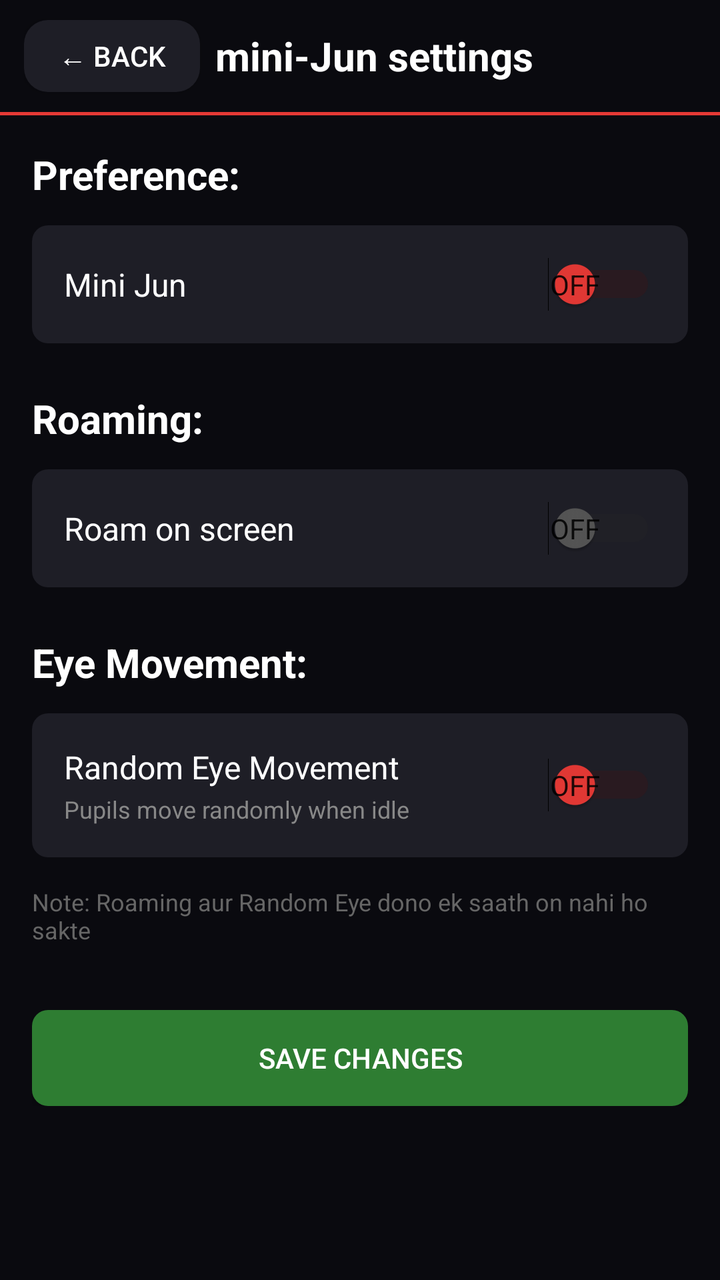
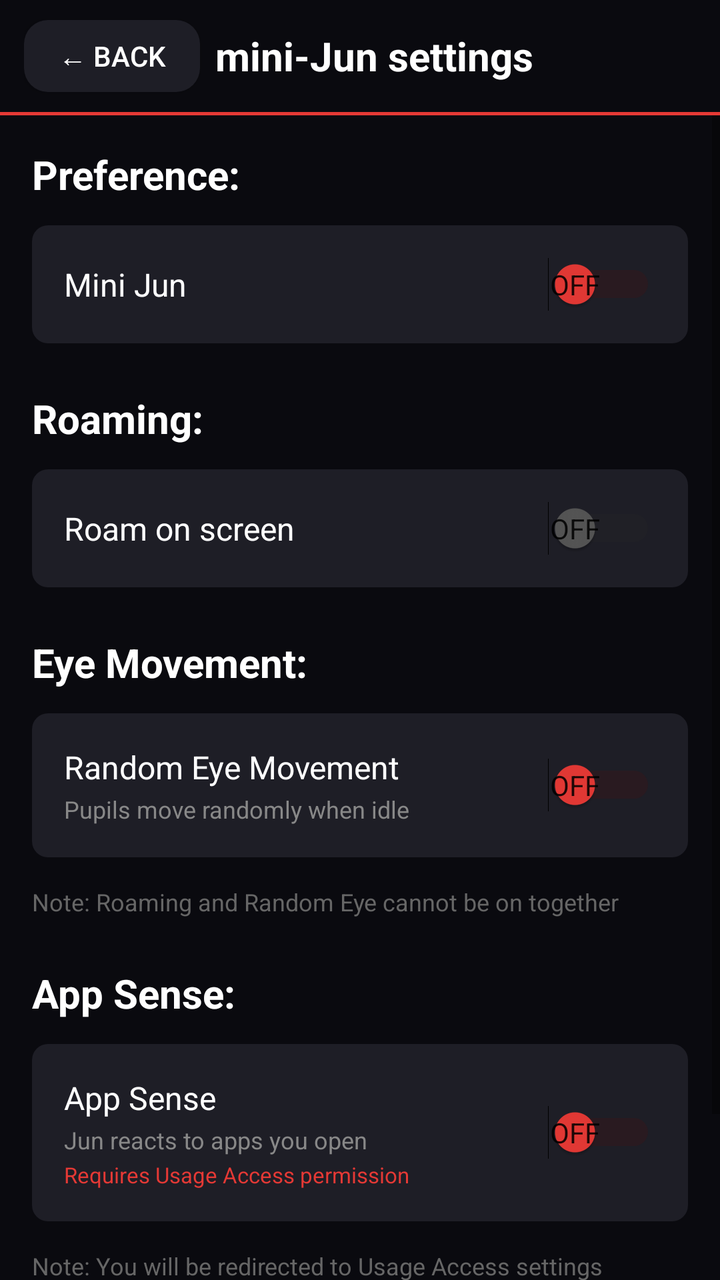

Compare the two renders of this Android layout. The source of the first and the diff that turns it into the second are given below.
<!-- AndroidManifest.xml: application theme Theme.AppCompat.Light.NoActionBar -->
<!-- res/layout/activity_mini_jun_settings.xml -->
<?xml version="1.0" encoding="utf-8"?>
<LinearLayout
    xmlns:android="http://schemas.android.com/apk/res/android"
    android:layout_width="match_parent"
    android:layout_height="match_parent"
    android:background="#0A0A0F"
    android:orientation="vertical">

    
    <LinearLayout
        android:layout_width="match_parent"
        android:layout_height="56dp"
        android:orientation="horizontal"
        android:gravity="center_vertical"
        android:paddingStart="12dp"
        android:paddingEnd="16dp"
        android:background="#0A0A0F">

        <Button
            android:id="@+id/backButton"
            android:layout_width="wrap_content"
            android:layout_height="36dp"
            android:text="← Back"
            android:textColor="#FFFFFF"
            android:textSize="14sp"
            android:background="@drawable/rounded_dark_button"
            android:paddingStart="12dp"
            android:paddingEnd="12dp"/>

        <TextView
            android:layout_width="0dp"
            android:layout_height="wrap_content"
            android:layout_weight="1"
            android:text="mini-Jun settings"
            android:textColor="#FFFFFF"
            android:textSize="20sp"
            android:textStyle="bold"
            android:gravity="center"/>

        <View
            android:layout_width="70dp"
            android:layout_height="wrap_content"/>

    </LinearLayout>

    
    <View
        android:layout_width="match_parent"
        android:layout_height="1.5dp"
        android:background="#E53935"/>

    
    <ScrollView
        android:layout_width="match_parent"
        android:layout_height="match_parent">

        <LinearLayout
            android:layout_width="match_parent"
            android:layout_height="wrap_content"
            android:orientation="vertical"
            android:padding="16dp">

            
            <TextView
                android:layout_width="wrap_content"
                android:layout_height="wrap_content"
                android:text="Preference:"
                android:textColor="#FFFFFF"
                android:textSize="20sp"
                android:textStyle="bold"
                android:paddingBottom="12dp"/>

            <LinearLayout
                android:layout_width="match_parent"
                android:layout_height="wrap_content"
                android:orientation="vertical"
                android:background="@drawable/settings_button"
                android:padding="16dp"
                android:layout_marginBottom="24dp">

                <LinearLayout
                    android:layout_width="match_parent"
                    android:layout_height="wrap_content"
                    android:orientation="horizontal"
                    android:gravity="center_vertical">

                    <TextView
                        android:layout_width="0dp"
                        android:layout_height="wrap_content"
                        android:layout_weight="1"
                        android:text="Mini Jun"
                        android:textColor="#FFFFFF"
                        android:textSize="16sp"/>

                    <Switch
                        android:id="@+id/miniJunSwitch"
                        android:layout_width="wrap_content"
                        android:layout_height="wrap_content"
                        android:checked="false"
                        android:showText="true"
                        android:textOn="On"
                        android:textOff="Off"
                        android:textColor="#FFFFFF"
                        android:thumbTint="#E53935"
                        android:trackTint="#4A1010"/>

                </LinearLayout>
            </LinearLayout>

            
            <TextView
                android:layout_width="wrap_content"
                android:layout_height="wrap_content"
                android:text="Roaming:"
                android:textColor="#FFFFFF"
                android:textSize="20sp"
                android:textStyle="bold"
                android:paddingBottom="12dp"/>

            <LinearLayout
                android:layout_width="match_parent"
                android:layout_height="wrap_content"
                android:orientation="vertical"
                android:background="@drawable/settings_button"
                android:padding="16dp"
                android:layout_marginBottom="24dp">

                <LinearLayout
                    android:layout_width="match_parent"
                    android:layout_height="wrap_content"
                    android:orientation="horizontal"
                    android:gravity="center_vertical">

                    <TextView
                        android:layout_width="0dp"
                        android:layout_height="wrap_content"
                        android:layout_weight="1"
                        android:text="Roam on screen"
                        android:textColor="#FFFFFF"
                        android:textSize="16sp"/>

                    <Switch
                        android:id="@+id/roamSwitch"
                        android:layout_width="wrap_content"
                        android:layout_height="wrap_content"
                        android:checked="false"
                        android:showText="true"
                        android:textOn="On"
                        android:textOff="Off"
                        android:textColor="#FFFFFF"
                        android:thumbTint="#555555"
                        android:trackTint="#2A2A2A"/>

                </LinearLayout>
            </LinearLayout>

            
            <TextView
                android:layout_width="wrap_content"
                android:layout_height="wrap_content"
                android:text="Eye Movement:"
                android:textColor="#FFFFFF"
                android:textSize="20sp"
                android:textStyle="bold"
                android:paddingBottom="12dp"/>

            <LinearLayout
                android:layout_width="match_parent"
                android:layout_height="wrap_content"
                android:orientation="vertical"
                android:background="@drawable/settings_button"
                android:padding="16dp"
                android:layout_marginBottom="8dp">

                <LinearLayout
                    android:layout_width="match_parent"
                    android:layout_height="wrap_content"
                    android:orientation="horizontal"
                    android:gravity="center_vertical">

                    <LinearLayout
                        android:layout_width="0dp"
                        android:layout_height="wrap_content"
                        android:layout_weight="1"
                        android:orientation="vertical">

                        <TextView
                            android:layout_width="wrap_content"
                            android:layout_height="wrap_content"
                            android:text="Random Eye Movement"
                            android:textColor="#FFFFFF"
                            android:textSize="16sp"/>

                        <TextView
                            android:layout_width="wrap_content"
                            android:layout_height="wrap_content"
                            android:text="Pupils move randomly when idle"
                            android:textColor="#888888"
                            android:textSize="12sp"
                            android:paddingTop="2dp"/>

                    </LinearLayout>

                    <Switch
                        android:id="@+id/randomEyeSwitch"
                        android:layout_width="wrap_content"
                        android:layout_height="wrap_content"
                        android:checked="false"
                        android:showText="true"
                        android:textOn="On"
                        android:textOff="Off"
                        android:textColor="#FFFFFF"
                        android:thumbTint="#E53935"
                        android:trackTint="#4A1010"/>

                </LinearLayout>

            </LinearLayout>

            
            <TextView
                android:layout_width="wrap_content"
                android:layout_height="wrap_content"
                android:text="Note: Roaming aur Random Eye dono ek saath on nahi ho sakte"
                android:textColor="#666666"
                android:textSize="12sp"
                android:paddingBottom="24dp"
                android:paddingTop="6dp"/>

            
            <Button
                android:id="@+id/saveButton"
                android:layout_width="match_parent"
                android:layout_height="48dp"
                android:text="Save changes"
                android:textColor="#FFFFFF"
                android:background="@drawable/settings_button_green"
                android:layout_marginTop="8dp"/>

        </LinearLayout>
    </ScrollView>

</LinearLayout>
<!-- resources referenced by this layout -->
<resources>
  <!-- drawable rounded_dark_button (drawable) -->
  <?xml version="1.0" encoding="utf-8"?>
  <shape xmlns:android="http://schemas.android.com/apk/res/android"
      android:shape="rectangle">
      <solid android:color="#1E1E26"/>
      <corners android:radius="12dp"/>
  </shape>
  <!-- drawable settings_button (drawable) -->
  <?xml version="1.0" encoding="utf-8"?>
  <shape xmlns:android="http://schemas.android.com/apk/res/android"
      android:shape="rectangle">
      <solid android:color="#1E1E26"/>
      <corners android:radius="8dp"/>
  </shape>
  <!-- drawable settings_button_green (drawable) -->
  <?xml version="1.0" encoding="utf-8"?>
  <shape xmlns:android="http://schemas.android.com/apk/res/android"
      android:shape="rectangle">
      <solid android:color="#2E7D32"/>
      <corners android:radius="8dp"/>
  </shape>
</resources>

<!-- the commit's change to res/layout/activity_mini_jun_settings.xml (unified diff, before → after) -->
@@ -217,17 +217,96 @@
 
             </LinearLayout>
 
-            
-            <TextView
-                android:layout_width="wrap_content"
-                android:layout_height="wrap_content"
-                android:text="Note: Roaming aur Random Eye dono ek saath on nahi ho sakte"
+            <TextView
+                android:layout_width="wrap_content"
+                android:layout_height="wrap_content"
+                android:text="Note: Roaming and Random Eye cannot be on together"
                 android:textColor="#666666"
                 android:textSize="12sp"
                 android:paddingBottom="24dp"
                 android:paddingTop="6dp"/>
 
             
+            <TextView
+                android:layout_width="wrap_content"
+                android:layout_height="wrap_content"
+                android:text="App Sense:"
+                android:textColor="#FFFFFF"
+                android:textSize="20sp"
+                android:textStyle="bold"
+                android:paddingBottom="12dp"/>
+
+            <LinearLayout
+                android:layout_width="match_parent"
+                android:layout_height="wrap_content"
+                android:orientation="vertical"
+                android:background="@drawable/settings_button"
+                android:padding="16dp"
+                android:layout_marginBottom="8dp">
+
+                <LinearLayout
+                    android:layout_width="match_parent"
+                    android:layout_height="wrap_content"
+                    android:orientation="horizontal"
+                    android:gravity="center_vertical">
+
+                    <LinearLayout
+                        android:layout_width="0dp"
+                        android:layout_height="wrap_content"
+                        android:layout_weight="1"
+                        android:orientation="vertical">
+
+                        <TextView
+                            android:layout_width="wrap_content"
+                            android:layout_height="wrap_content"
+                            android:text="App Sense"
+                            android:textColor="#FFFFFF"
+                            android:textSize="16sp"/>
+
+                        <TextView
+                            android:layout_width="wrap_content"
+                            android:layout_height="wrap_content"
+                            android:text="Jun reacts to apps you open"
+                            android:textColor="#888888"
+                            android:textSize="12sp"
+                            android:paddingTop="2dp"/>
+
+                        <TextView
+                            android:layout_width="wrap_content"
+                            android:layout_height="wrap_content"
+                            android:text="Requires Usage Access permission"
+                            android:textColor="#E53935"
+                            android:textSize="11sp"
+                            android:paddingTop="2dp"/>
+
+                    </LinearLayout>
+
+                    <Switch
+                        android:id="@+id/appSenseSwitch"
+                        android:layout_width="wrap_content"
+                        android:layout_height="wrap_content"
+                        android:checked="false"
+                        android:showText="true"
+                        android:textOn="On"
+                        android:textOff="Off"
+                        android:textColor="#FFFFFF"
+                        android:thumbTint="#E53935"
+                        android:trackTint="#4A1010"/>
+
+                </LinearLayout>
+
+            </LinearLayout>
+
+            <TextView
+                android:layout_width="wrap_content"
+                android:layout_height="wrap_content"
+                android:text="Note: You will be redirected to Usage Access settings"
+                android:textColor="#666666"
+                android:textSize="12sp"
+                android:paddingBottom="24dp"
+                android:paddingTop="6dp"/>
+
+            
             <Button
                 android:id="@+id/saveButton"
                 android:layout_width="match_parent"
